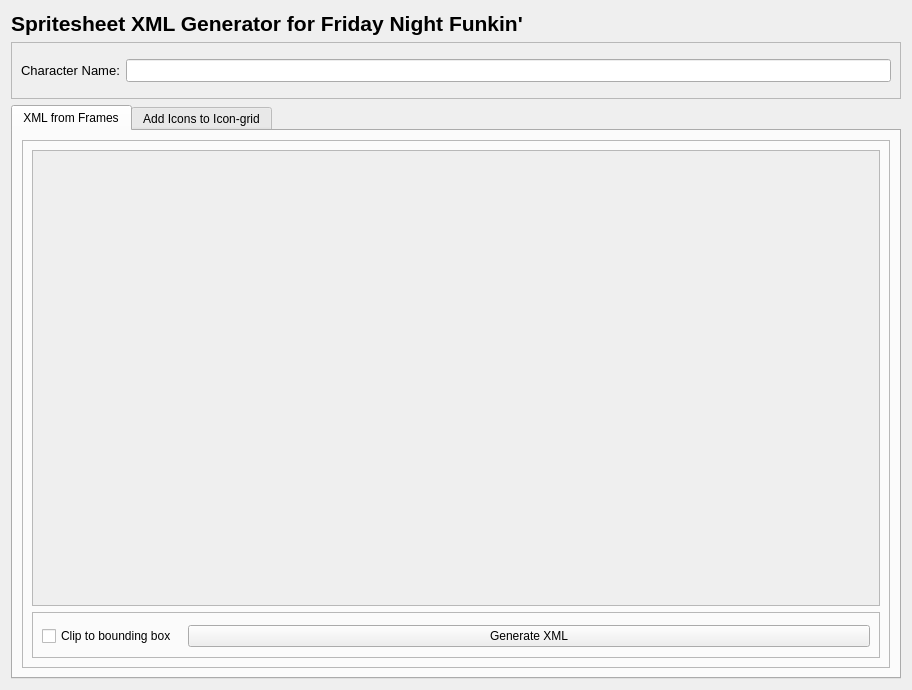
UncertainProd/FnF-Spritesheet-and-XML-Maker, file XmlPngUIFile.ui: the form before one commit.
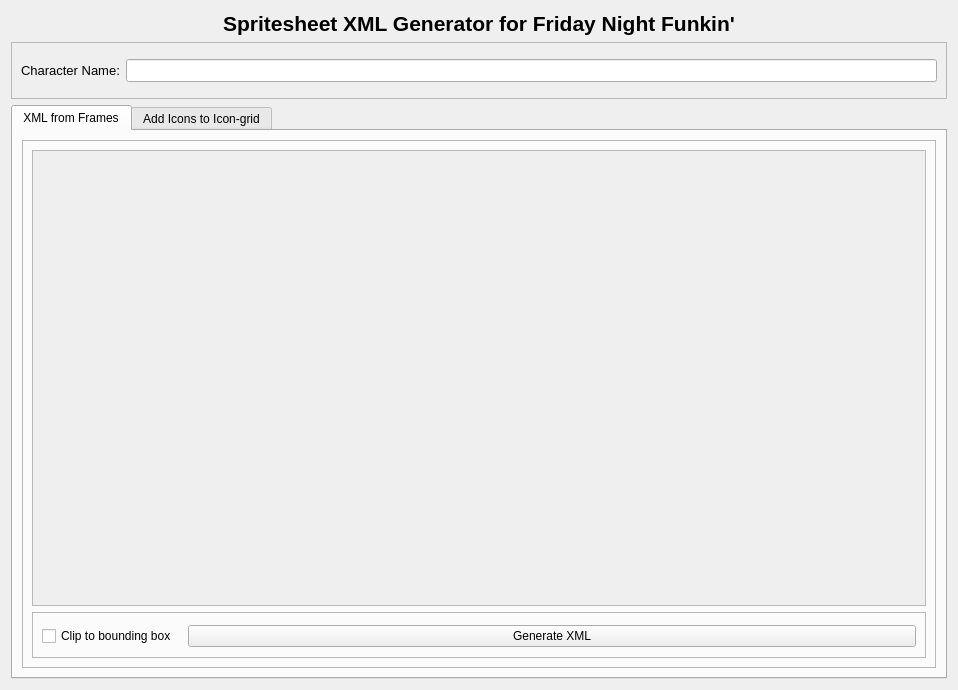
The form after the commit. The open tabs and pages were chosen to show the change.

Commit message: Center aligned title

What changed in the file:
```diff
--- a/XmlPngUIFile.ui
+++ b/XmlPngUIFile.ui
@@ -6,7 +6,7 @@
    <rect>
     <x>0</x>
     <y>0</y>
-    <width>912</width>
+    <width>958</width>
     <height>690</height>
    </rect>
   </property>
@@ -26,6 +26,9 @@
      <property name="text">
       <string>Spritesheet XML Generator for Friday Night Funkin'</string>
      </property>
+     <property name="alignment">
+      <set>Qt::AlignCenter</set>
+     </property>
     </widget>
    </item>
    <item>
@@ -96,7 +99,7 @@
               <rect>
                <x>0</x>
                <y>0</y>
-               <width>836</width>
+               <width>882</width>
                <height>429</height>
               </rect>
              </property>
```
